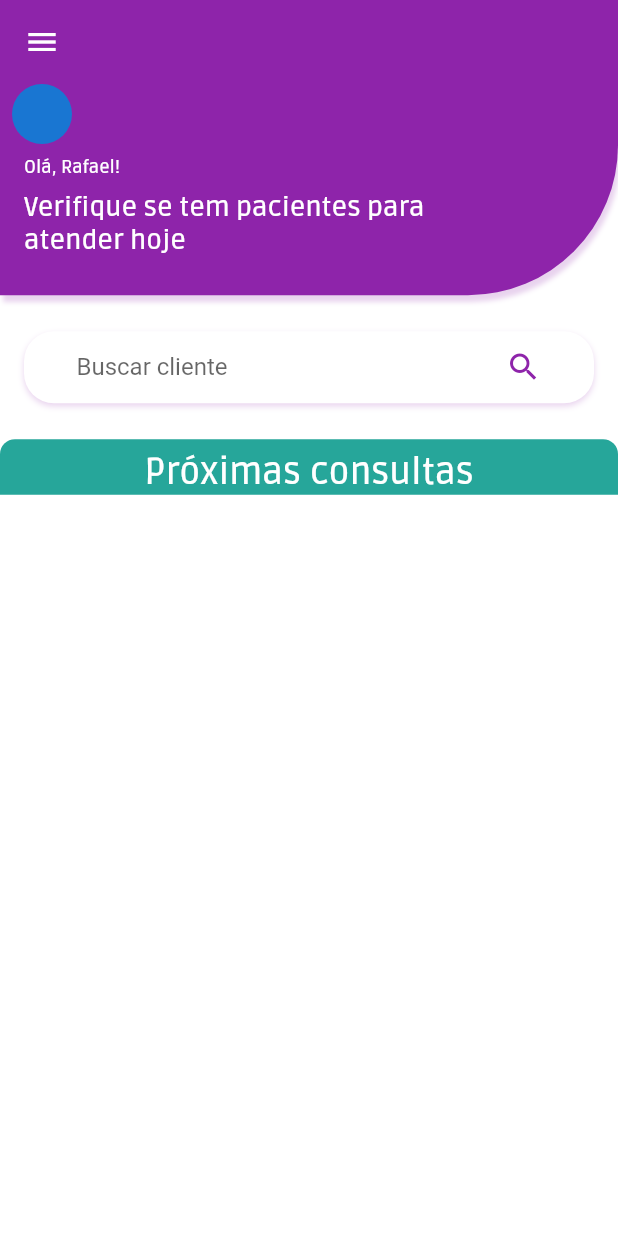
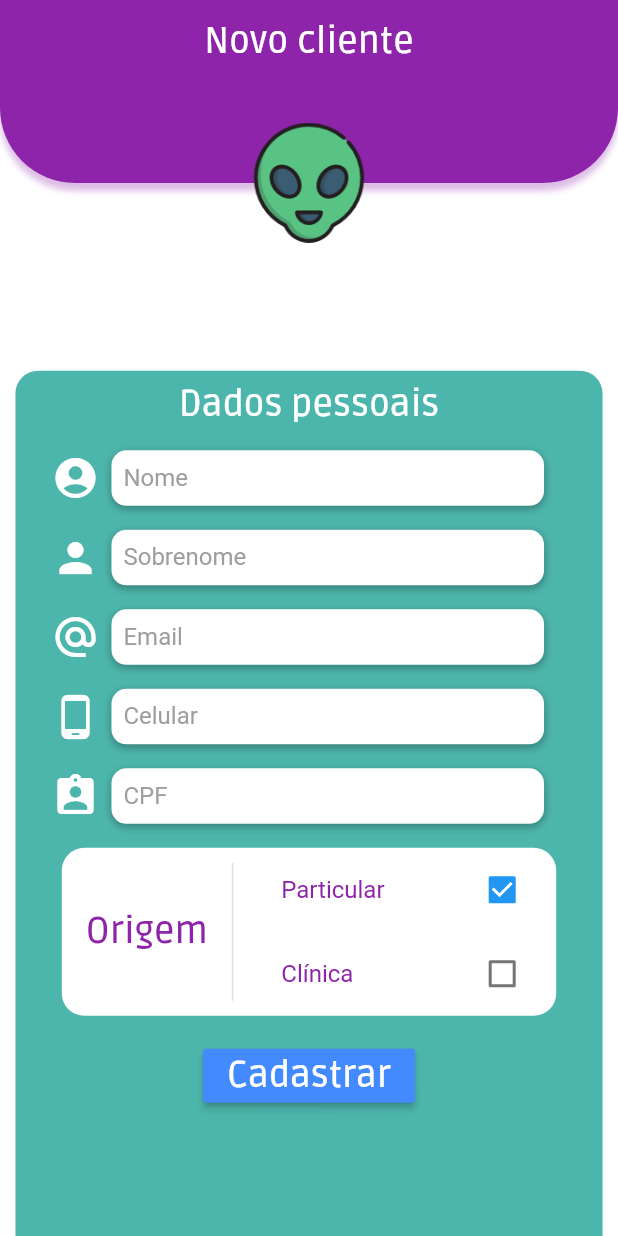
Before and after one commit to Israelmath/Fisio, a Flutter app: the screen it shows after launch, on a phone screen of 412 x 824 dp. Run offline on Flutter 3.47's test engine with Material 2 defaults, Android fonts, the phone set to English and light mode, and no system bars.

Commit message:
Implementei a tela que adiciona cliente e o drawner.

```diff
--- /dev/null
+++ b/appfisico/lib/components/client_tile_form.dart
@@ -0,0 +1,65 @@
+import 'package:flutter/material.dart';
+
+class ClientTileForm extends StatelessWidget {
+  final IconData icon;
+  final String hint;
+  bool nomeController;
+  final Function _getContent;
+
+  ClientTileForm(this.icon, this.hint, this._getContent, {this.nomeController});
+
+  @override
+  Widget build(BuildContext context) {
+    Size size = MediaQuery.of(context).size;
+
+    return Padding(
+      padding: EdgeInsets.symmetric(horizontal: 24),
+      child: Row(
+        children: <Widget>[
+          Padding(
+            padding: const EdgeInsets.only(right: 8.0),
+            child: Icon(
+              icon,
+              color: Colors.white,
+              size: 32,
+            ),
+          ),
+          Container(
+            height: 37,
+            width: size.width * 0.7,
+            padding: EdgeInsets.only(
+              left: 8,
+              right: 8,
+            ),
+            decoration: BoxDecoration(
+              boxShadow: [
+                BoxShadow(
+                  color: Colors.black.withOpacity(0.3),
+                  offset: Offset(0, 2),
+                  blurRadius: 4,
+                ),
+              ],
+              color: Colors.white,
+              borderRadius: BorderRadius.all(
+                Radius.circular(10),
+              ),
+            ),
+            child: TextField(
+              onChanged: (text) {
+                _getContent(text, hint, nomeController == null ? false : true);
+              },
+              decoration: InputDecoration(
+                enabledBorder: InputBorder.none,
+                focusedBorder: InputBorder.none,
+                hintText: hint,
+                hintStyle: TextStyle(
+                  color: Colors.grey,
+                ),
+              ),
+            ),
+          ),
+        ],
+      ),
+    );
+  }
+}
--- a/appfisico/lib/main.dart
+++ b/appfisico/lib/main.dart
@@ -1,4 +1,6 @@
+import 'package:appfisico/components/client_tile_form.dart';
 import 'package:appfisico/screens/dashboard.dart';
+import 'package:appfisico/screens/novo_cliente.dart';
 import 'package:flutter/material.dart';
 
 void main() => runApp(Fisio());
@@ -15,7 +17,7 @@ class Fisio extends StatelessWidget {
         textTheme: Theme.of(context).textTheme.apply(bodyColor: Colors.purple[600],),
         primaryColor: Colors.purple[600],
       ),
-      home: Dashboard(),
+      home: NewClientForm(),
     );
   }
 }
--- /dev/null
+++ b/appfisico/lib/models/cliente.dart
@@ -0,0 +1,42 @@
+class Cliente{
+  int id;
+  String nome;
+  String sobrenome;
+  String email;
+  int cel;
+  int cpf;
+  bool particular;
+  String fotoUrl;
+
+  Cliente();
+
+  Cliente.fromMap(Map map){
+    id = map['idColumn'];
+    nome = map['nameColumn'];
+    sobrenome = map['sobrenomeColumn'];
+    email = map['emailColumn'];
+    cpf = map['cpfColumn'];
+    particular = map['particularColumn'];
+    fotoUrl = map['fotoUrlColumn'];
+  }
+
+  Map toMap(){
+    Map<String, dynamic> mapCliente = {
+      'nameColumn': nome,
+      'sobrenomeColumn': sobrenome,
+      'emailColumn': email,
+      'cpfColumn': cpf,
+      'particularColumn': particular,
+      'fotoUrlColumn': fotoUrl
+    };
+    if(id != null){
+      mapCliente['idColumn'] = id;
+    }
+    return mapCliente;
+  }
+
+  @override
+  String toString() {
+    return 'Cliente{id: $id, nome: $nome, sobrenome: $sobrenome, email: $email, cpf: $cpf, particular: $particular, fotoUrl: $fotoUrl}';
+  }
+}
--- a/appfisico/lib/screens/dashboard.dart
+++ b/appfisico/lib/screens/dashboard.dart
@@ -1,5 +1,6 @@
-import 'package:appfisico/models/proximas_consultas_box.dart';
-import 'package:appfisico/models/search_bar.dart';
+import 'package:appfisico/components/custom_drawer.dart';
+import 'package:appfisico/components/proximas_consultas_box.dart';
+import 'package:appfisico/components/search_bar.dart';
 import 'package:flutter/material.dart';
 
 import 'headers/dashboard_head.dart';
@@ -10,16 +11,9 @@ class Dashboard extends StatelessWidget {
     Size size = MediaQuery.of(context).size;
 
     return Scaffold(
+      drawer: CustomDrawer(),
       appBar: AppBar(
         elevation: 0,
-        leading: IconButton(
-          icon: Icon(
-            Icons.menu,
-          ),
-          onPressed: () {
-            print('Estão me construindo...');
-          },
-        ),
       ),
       body: Column(
         children: <Widget>[
--- a/appfisico/lib/screens/headers/dashboard_head.dart
+++ b/appfisico/lib/screens/headers/dashboard_head.dart
@@ -11,7 +11,7 @@ class HeadDashboard extends StatelessWidget {
       child: Stack(
         children: <Widget>[
           Container(
-            height: size.height * 0.2 - 24,
+            height: size.height * 0.2 - 36,
             decoration: BoxDecoration(
               boxShadow: [
                 BoxShadow(
@@ -29,10 +29,6 @@ class HeadDashboard extends StatelessWidget {
           Column(
             crossAxisAlignment: CrossAxisAlignment.start,
             children: <Widget>[
-              Padding(
-                padding: const EdgeInsets.only(left: 8.0),
-                child: CircleAvatar(),
-              ),
               Padding(
                 padding: const EdgeInsets.only(top: 8.0, left: 16),
                 child: Text(
--- /dev/null
+++ b/appfisico/lib/screens/novo_cliente.dart
@@ -0,0 +1,268 @@
+import 'package:appfisico/components/client_tile_form.dart';
+import 'package:appfisico/models/cliente.dart';
+import 'package:flutter/cupertino.dart';
+import 'package:flutter/material.dart';
+
+class NewClientForm extends StatefulWidget {
+  @override
+  _NewClientFormState createState() => _NewClientFormState();
+}
+
+class _NewClientFormState extends State<NewClientForm> {
+  String _cliente = 'Novo cliente';
+  String nome;
+  String sobrenome;
+  String email;
+  int cel;
+  int cpf;
+  Cliente _editingContact = Cliente();
+  bool _newClient = true;
+
+  @override
+  Widget build(BuildContext context) {
+    Size size = MediaQuery.of(context).size;
+    _editingContact.particular = _newClient;
+
+    return Scaffold(
+      appBar: AppBar(
+        elevation: 0,
+        title: Text(
+          _cliente,
+          style: TextStyle(
+            fontFamily: 'Ruda',
+            fontSize: 24,
+          ),
+        ),
+        centerTitle: true,
+      ),
+      body: Container(
+        child: Stack(
+          children: <Widget>[
+            Positioned(
+              top: 0,
+              left: 0,
+              right: 0,
+              child: Container(
+                height: size.height * 0.08,
+                decoration: BoxDecoration(
+                  boxShadow: [
+                    BoxShadow(
+                      color: Colors.purple[600].withOpacity(0.3),
+                      offset: Offset(0, 5),
+                      blurRadius: 3,
+                    )
+                  ],
+                  color: Colors.purple[600],
+                  borderRadius: BorderRadius.only(
+                    bottomLeft: Radius.circular(50),
+                    bottomRight: Radius.circular(50),
+                  ),
+                ),
+              ),
+            ),
+            Positioned(
+              width: size.width,
+              child: Row(
+                mainAxisAlignment: MainAxisAlignment.spaceEvenly,
+                children: <Widget>[
+                  Text(
+                    _editingContact.email != null ? _editingContact.email : '',
+                    style: TextStyle(
+                      color: Colors.white,
+                      fontFamily: 'Ruda',
+                      fontSize: 12,
+                    ),
+                  ),
+                  Text(
+                    _editingContact.cel != null
+                        ? _editingContact.cel.toString()
+                        : '',
+                    style: TextStyle(
+                      color: Colors.white,
+                      fontFamily: 'Ruda',
+                      fontSize: 12,
+                    ),
+                  ),
+                ],
+              ),
+            ),
+            Positioned(
+              top: size.height * 0.08 - 40,
+              left: size.width * 0.5 - 40,
+              child: CircleAvatar(
+                backgroundColor: Colors.transparent,
+                radius: 40,
+                child: Image.asset(
+                  'images/person.png',
+                ),
+              ),
+            ),
+            Positioned(
+              bottom: 0,
+              left: size.width * 0.025,
+              child: Container(
+                decoration: BoxDecoration(
+                    color: Colors.teal[300],
+                    borderRadius: BorderRadius.only(
+                      topLeft: Radius.circular(15),
+                      topRight: Radius.circular(15),
+                    )),
+                height: size.height * 0.7,
+                width: size.width * 0.95,
+                child: SingleChildScrollView(
+                  child: Column(
+                    children: <Widget>[
+                      Padding(
+                        padding: const EdgeInsets.only(top: 8.0, bottom: 16.0),
+                        child: Text(
+                          'Dados pessoais',
+                          style: TextStyle(
+                            fontFamily: 'Ruda',
+                            fontSize: 24,
+                            color: Colors.white,
+                          ),
+                        ),
+                      ),
+                      ClientTileForm(Icons.account_circle, 'Nome', getContent,
+                          nomeController: true),
+                      Padding(
+                        padding: const EdgeInsets.only(top: 16.0),
+                        child: ClientTileForm(
+                            Icons.person, 'Sobrenome', getContent),
+                      ),
+                      Padding(
+                        padding: const EdgeInsets.only(top: 16.0),
+                        child: ClientTileForm(
+                            Icons.alternate_email, 'Email', getContent),
+                      ),
+                      Padding(
+                        padding: const EdgeInsets.only(top: 16.0),
+                        child: ClientTileForm(
+                            Icons.phone_android, 'Celular', getContent),
+                      ),
+                      Padding(
+                        padding: const EdgeInsets.only(top: 16.0),
+                        child: ClientTileForm(
+                            Icons.assignment_ind, 'CPF', getContent),
+                      ),
+                      Padding(
+                        padding: EdgeInsets.all(16),
+                        child: Container(
+                          height: 112,
+                          width: size.width * 0.8,
+                          decoration: BoxDecoration(
+                            borderRadius: BorderRadius.all(
+                              Radius.circular(15),
+                            ),
+                            color: Colors.white,
+                          ),
+                          child: Row(
+                            mainAxisAlignment: MainAxisAlignment.spaceBetween,
+                            children: <Widget>[
+                              Padding(
+                                padding: const EdgeInsets.only(
+                                    left: 16.0, right: 8.0),
+                                child: Text(
+                                  'Origem',
+                                  style: TextStyle(
+                                    fontSize: 24,
+                                    fontFamily: 'Ruda',
+                                  ),
+                                ),
+                              ),
+                              Padding(
+                                padding: const EdgeInsets.only(
+                                    left: 8.0, right: 16.0),
+                                child: VerticalDivider(
+                                  width: 1,
+                                  thickness: 1,
+                                  indent: 10,
+                                  endIndent: 10,
+                                ),
+                              ),
+                              Expanded(
+                                child: Column(
+                                  children: <Widget>[
+                                    CheckboxListTile(
+                                      title: Text(
+                                        'Particular',
+                                      ),
+                                      value: _newClient,
+                                      onChanged: (valor) {
+                                        _editingContact.particular = valor;
+                                        setState(() {
+                                          _newClient = valor;
+                                        });
+                                      },
+                                    ),
+                                    CheckboxListTile(
+                                      value: !_newClient,
+                                      onChanged: (valor) {
+                                        setState(() {
+                                          _newClient = !valor;
+                                        });
+                                      },
+                                      title: Text(
+                                        'Clínica',
+                                      ),
+                                    ),
+                                  ],
+                                ),
+                              ),
+                            ],
+                          ),
+                        ),
+                      ),
+                      RaisedButton(
+                        color: Colors.blueAccent,
+                        onPressed: () {
+                          _send();
+                        },
+                        child: Text(
+                          'Cadastrar',
+                          style: TextStyle(
+                            fontSize: 24,
+                            fontFamily: 'Ruda',
+                            color: Colors.white,
+                          ),
+                        ),
+                      ),
+                    ],
+                  ),
+                ),
+              ),
+            )
+          ],
+        ),
+      ),
+    );
+  }
+
+  void getContent(String content, String campo, bool nomeController) {
+    if (nomeController == true) {
+      _editingContact.nome = content;
+      setState(() {
+        if (_editingContact.sobrenome != null)
+          _cliente = '${_editingContact.nome} ${_editingContact.sobrenome}';
+        else
+          _cliente = '${_editingContact.nome}';
+      });
+    } else if (campo == 'Sobrenome') {
+      _editingContact.sobrenome = content;
+      if (_editingContact.nome != null) {
+        setState(() {
+          _cliente = '${_editingContact.nome} ${_editingContact.sobrenome}';
+        });
+      }
+    } else if (campo == 'Email')
+      _editingContact.email = content;
+    else if (campo == 'Celular')
+      _editingContact.cel = int.tryParse(content);
+    else if (campo == 'CPF') _editingContact.cpf = int.tryParse(content);
+  }
+
+  void _send() {
+    print(_editingContact.toString());
+//    print('Nome: $nome\nSobrenome: $sobrenome\nEmail: $email\nCelular: $cel\nCPF: $cpf\nOrigem: $_newClient');
+  }
+}
--- a/appfisico/pubspec.yaml
+++ b/appfisico/pubspec.yaml
@@ -19,6 +19,9 @@ environment:
 dependencies:
   flutter:
     sdk: flutter
+  sqflite:
+  url_launcher:
+  image_picker:
 
   # The following adds the Cupertino Icons font to your application.
   # Use with the CupertinoIcons class for iOS style icons.
@@ -41,7 +44,8 @@ flutter:
   uses-material-design: true
 
   # To add assets to your application, add an assets section, like this:
-  # assets:
+  assets:
+    - images/person.png
   #  - images/a_dot_burr.jpeg
   #  - images/a_dot_ham.jpeg
 
```
Also changed, not shown: appfisico/lib/components/custom_drawer.dart (added, +92 -0 lines), appfisico/lib/components/drawer_tile.dart (added, +37 -0 lines), appfisico/lib/components/proximas_consultas_box.dart (renamed from appfisico/lib/models/proximas_consultas_box.dart, +9 -2 lines), UI/Telas/Drawer.png (added), appfisico/images/person.png (added), appfisico/lib/components/search_bar.dart (renamed from appfisico/lib/models/search_bar.dart), appfisico/lib/dao/cliente_dao.dart (added), appfisico/pubspec.lock.
